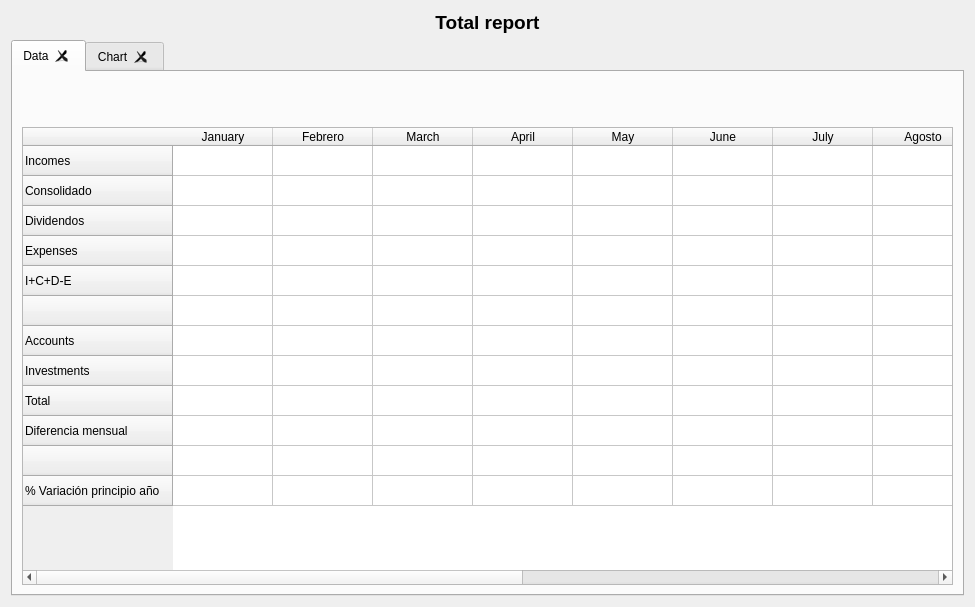
This is ui/wdgTotal.ui in turulomio/xulpymoney as Qt 5 draws it before an edit. The edited form follows.
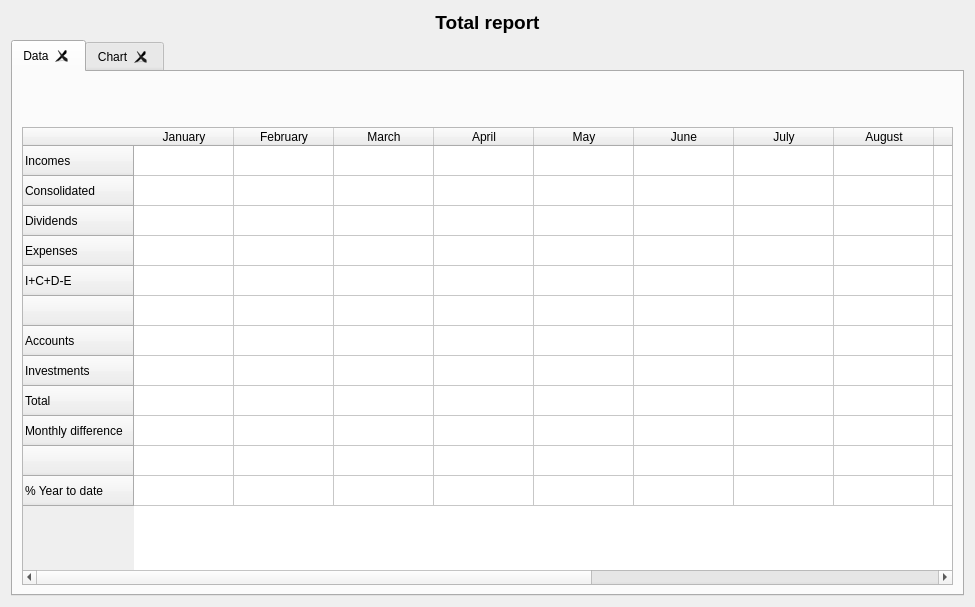
This is the edited form. Icons and pictures are not drawn. Custom widgets are drawn as their Qt base class.

```diff
--- a/ui/wdgTotal.ui
+++ b/ui/wdgTotal.ui
@@ -119,12 +119,12 @@
              </row>
              <row>
               <property name="text">
-               <string>Consolidado</string>
+               <string>Consolidated</string>
               </property>
              </row>
              <row>
               <property name="text">
-               <string>Dividendos</string>
+               <string>Dividends</string>
               </property>
              </row>
              <row>
@@ -159,7 +159,7 @@
              </row>
              <row>
               <property name="text">
-               <string>Diferencia mensual</string>
+               <string>Monthly difference</string>
               </property>
              </row>
              <row>
@@ -169,7 +169,7 @@
              </row>
              <row>
               <property name="text">
-               <string>% Variación principio año</string>
+               <string>% Year to date</string>
               </property>
              </row>
              <column>
@@ -179,7 +179,7 @@
              </column>
              <column>
               <property name="text">
-               <string>Febrero</string>
+               <string>February</string>
               </property>
              </column>
              <column>
@@ -209,17 +209,17 @@
              </column>
              <column>
               <property name="text">
-               <string>Agosto</string>
+               <string>August</string>
               </property>
              </column>
              <column>
               <property name="text">
-               <string>Septiembre</string>
+               <string>September</string>
               </property>
              </column>
              <column>
               <property name="text">
-               <string>Octubre</string>
+               <string>October</string>
               </property>
              </column>
              <column>
```
